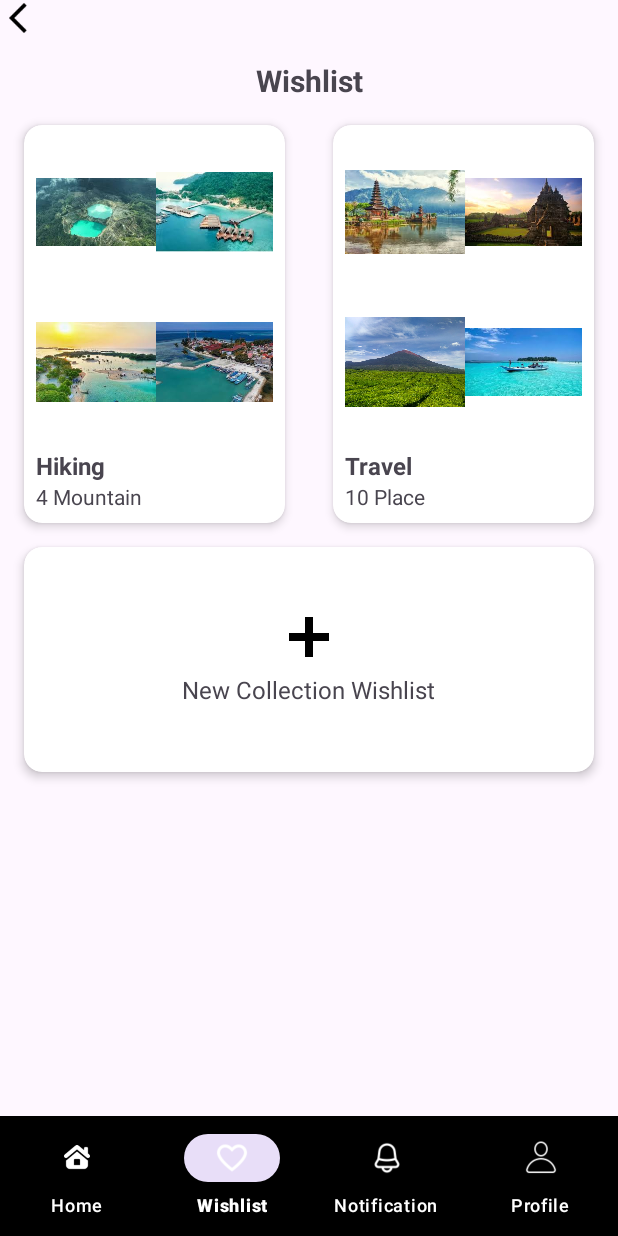
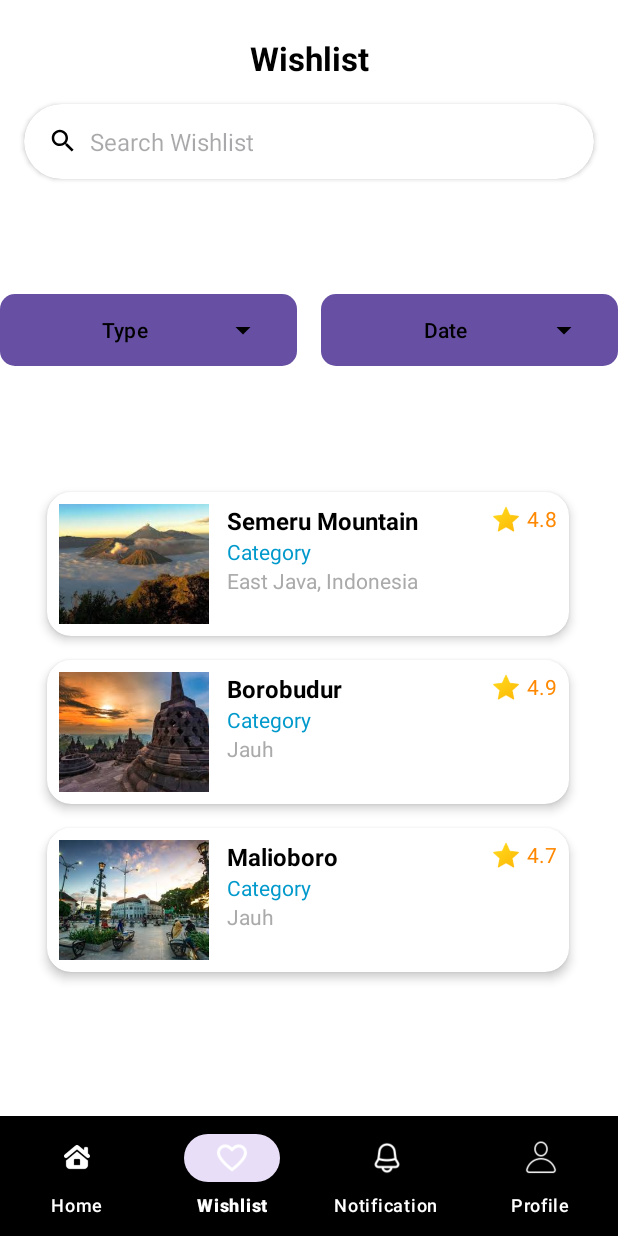
Before and after one commit to FizKw/Project-MAP, an Android app: the WishlistFragment screen opened through its navigation route, on a phone screen of 412 x 824 dp. Run offline under Robolectric (Android 15) with nearby library versions, the phone set to English and light mode, and no system bars; our stand-ins replace navigation-ui.

Commit message:
fix: wishlist
- love button
- wishlist page

```diff
--- a/app/src/main/java/com/example/projekmap/WishlistFragment.kt
+++ b/app/src/main/java/com/example/projekmap/WishlistFragment.kt
@@ -1,16 +1,19 @@
 package com.example.projekmap
 
-import android.content.Intent
 import android.os.Bundle
 import android.view.LayoutInflater
 import android.view.View
 import android.view.ViewGroup
 import android.widget.ImageView
 import androidx.fragment.app.Fragment
-import androidx.cardview.widget.CardView
 import androidx.navigation.fragment.findNavController
+import androidx.recyclerview.widget.LinearLayoutManager
+import androidx.recyclerview.widget.RecyclerView
 
 class WishlistFragment : Fragment() {
+
+    private lateinit var recyclerView: RecyclerView
+    private lateinit var placeAdapter: PlaceAdapter
 
     override fun onCreateView(
         inflater: LayoutInflater, container: ViewGroup?,
@@ -19,32 +22,43 @@ class WishlistFragment : Fragment() {
         // Inflate the layout for this fragment
         val view = inflater.inflate(R.layout.fragment_wishlist, container, false)
 
-        // Referensi ke CardView untuk hiking dan travel
-        val hikingCard = view.findViewById<CardView>(R.id.hikingWishlistCard)
-        val travelCard = view.findViewById<CardView>(R.id.travelWishlistCard)
+        // Initialize RecyclerView
+        recyclerView = view.findViewById(R.id.wishlist)
+        recyclerView.layoutManager = LinearLayoutManager(requireContext())
 
-        // Listener untuk hiking
-        hikingCard?.setOnClickListener {
-            val intent = Intent(requireContext(), WishlistDetailActivity::class.java)
-            intent.putExtra("wishlist_type", "hiking")  // Kirim data tipe wishlist
-            startActivity(intent)
-        }
-
-        // Listener untuk travel
-        travelCard?.setOnClickListener {
-            val intent = Intent(requireContext(), WishlistDetailActivity::class.java)
-            intent.putExtra("wishlist_type", "travel")  // Kirim data tipe wishlist
-            startActivity(intent)
-        }
+        // Initialize PlaceAdapter
+        placeAdapter = PlaceAdapter(getSamplePlaces())
+        recyclerView.adapter = placeAdapter
 
         return view
     }
 
-    override fun onViewCreated(view: View, savedInstanceState: Bundle?) {
-        super.onViewCreated(view, savedInstanceState)
 
-        view.findViewById<ImageView>(R.id.backButton).setOnClickListener {
-            findNavController().navigate(R.id.action_wishlistFragment_to_homePageFragment)
-        }
+    // Provide sample data for testing
+    private fun getSamplePlaces(): List<Place> {
+        return listOf(
+            Place(
+                name = "Semeru Mountain",
+                location = "East Java, Indonesia",
+                description = "Semeru Mountain is The highest Volcano in Java.",
+                rating = 4.8,
+                imageRes = R.drawable.semeru
+            ),
+            Place(
+                name = "Borobudur",
+                location = "Jauh",
+                description = "A stunning natural wonder in Jawa, great for exploring and photography.",
+                rating = 4.9,
+                imageRes = R.drawable.borobudur
+            ),
+            Place(
+                name = "Malioboro",
+                location = "Jauh",
+                description = "A famous vacation in Jawa, a must-visit for sightseeing and romance.",
+                rating = 4.7,
+                imageRes = R.drawable.malioboro
+            )
+        )
     }
+
 }
--- a/app/src/main/res/layout/fragment_wishlist.xml
+++ b/app/src/main/res/layout/fragment_wishlist.xml
@@ -2,191 +2,111 @@
 <androidx.constraintlayout.widget.ConstraintLayout
     xmlns:android="http://schemas.android.com/apk/res/android"
     xmlns:app="http://schemas.android.com/apk/res-auto"
+    xmlns:tools="http://schemas.android.com/tools"
     android:layout_width="match_parent"
-    android:layout_height="match_parent">
-
-    <!-- Back button -->
-    <ImageView
-        android:id="@+id/backButton"
-        android:layout_width="wrap_content"
-        android:layout_height="wrap_content"
-        android:src="@drawable/ic_back"
-        app:layout_constraintTop_toTopOf="parent"
-        app:layout_constraintStart_toStartOf="parent"
-        />
+    android:layout_height="match_parent"
+    android:background="@color/white"
+    tools:context=".WishlistDetailActivity">
 
     <!-- Wishlist Title -->
     <TextView
-        android:id="@+id/wishlistTitle"
+        android:id="@+id/wishlist_detail_title"
         android:layout_width="wrap_content"
         android:layout_height="wrap_content"
         android:text="Wishlist"
-        android:textSize="20sp"
+        android:textSize="22sp"
         android:textStyle="bold"
-        android:layout_marginTop="16dp"
-        app:layout_constraintTop_toBottomOf="@id/backButton"
+        android:textColor="@color/black"
+        app:layout_constraintTop_toTopOf="parent"
         app:layout_constraintStart_toStartOf="parent"
         app:layout_constraintEnd_toEndOf="parent"
-        android:gravity="center"/>
+        android:layout_marginTop="24dp" /> <!-- Jarak ke atas -->
 
-    <!-- Hiking Wishlist -->
+    <!-- Search Wishlist -->
     <androidx.cardview.widget.CardView
-        android:id="@+id/hikingWishlistCard"
+        android:id="@+id/cardView"
         android:layout_width="0dp"
-        android:layout_height="wrap_content"
-        android:layout_margin="16dp"
-        app:layout_constraintTop_toBottomOf="@id/wishlistTitle"
+        android:layout_height="50dp"
+        android:layout_marginStart="16dp"
+        android:layout_marginTop="16dp"
+        android:layout_marginEnd="16dp"
+        android:elevation="4dp"
+        app:cardCornerRadius="25dp"
+        app:layout_constraintEnd_toEndOf="parent"
         app:layout_constraintStart_toStartOf="parent"
-        app:layout_constraintEnd_toStartOf="@id/travelWishlistCard"
-        app:cardCornerRadius="12dp"
-        app:cardElevation="4dp">
+        app:layout_constraintTop_toBottomOf="@id/wishlist_detail_title">
 
         <LinearLayout
+            android:id="@+id/container_search_wishlist"
             android:layout_width="match_parent"
-            android:layout_height="wrap_content"
-            android:orientation="vertical"
-            android:padding="8dp">
+            android:layout_height="match_parent"
+            android:gravity="center_vertical"
+            android:orientation="horizontal"
+            android:paddingStart="16dp">
 
-            <!-- Hiking Image Grid -->
-            <GridLayout
-                android:layout_width="wrap_content"
+            <ImageView
+                android:layout_width="20dp"
+                android:layout_height="20dp"
+                android:src="@drawable/ic_search" />
+
+            <EditText
+                android:id="@+id/search_wishlist"
+                android:layout_width="0dp"
                 android:layout_height="wrap_content"
-                android:rowCount="2"
-                android:columnCount="2"
-                android:layout_gravity="center">
-
-                <ImageView
-                    android:layout_width="80dp"
-                    android:layout_height="100dp"
-                    android:src="@drawable/kelimutu" />
-
-                <ImageView
-                    android:layout_width="80dp"
-                    android:layout_height="100dp"
-                    android:src="@drawable/pahawang" />
-
-                <ImageView
-                    android:layout_width="80dp"
-                    android:layout_height="100dp"
-                    android:src="@drawable/pari_island" />
-
-                <ImageView
-                    android:layout_width="80dp"
-                    android:layout_height="100dp"
-                    android:src="@drawable/pramuka_island" />
-            </GridLayout>
-
-            <!-- Hiking Title and Count -->
-            <TextView
-                android:layout_width="wrap_content"
-                android:layout_height="wrap_content"
-                android:text="Hiking"
-                android:textStyle="bold"
-                android:textSize="16sp"
-                android:layout_marginTop="8dp"/>
-
-            <TextView
-                android:layout_width="wrap_content"
-                android:layout_height="wrap_content"
-                android:text="4 Mountain"
-                android:textSize="14sp" />
+                android:layout_weight="1"
+                android:background="@null"
+                android:hint="Search Wishlist"
+                android:inputType="text"
+                android:paddingStart="8dp"
+                android:paddingEnd="8dp"
+                android:textColor="@color/black"
+                android:textSize="16sp" />
         </LinearLayout>
     </androidx.cardview.widget.CardView>
 
-    <!-- Travel Wishlist -->
-    <androidx.cardview.widget.CardView
-        android:id="@+id/travelWishlistCard"
-        android:layout_width="0dp"
+    <LinearLayout
+        android:layout_width="match_parent"
         android:layout_height="wrap_content"
-        android:layout_margin="16dp"
-        app:layout_constraintTop_toBottomOf="@id/wishlistTitle"
-        app:layout_constraintStart_toEndOf="@id/hikingWishlistCard"
+        android:orientation="horizontal"
+        app:layout_constraintBottom_toTopOf="@id/wishlist"
+        app:layout_constraintTop_toBottomOf="@+id/cardView">
+
+        <Button
+            android:id="@+id/filter_by_trip_type"
+            android:layout_width="0dp"
+            android:layout_height="wrap_content"
+            android:layout_weight="1"
+            android:layout_marginEnd="8dp"
+            android:background="@drawable/rounded_background"
+            android:drawableEnd="@drawable/ic_arrow_down"
+            android:text="Type"
+            android:textColor="@color/black"
+            android:textSize="14sp" />
+
+        <Button
+            android:id="@+id/filter_by_date"
+            android:layout_width="0dp"
+            android:layout_height="wrap_content"
+            android:layout_weight="1"
+            android:layout_marginStart="8dp"
+            android:background="@drawable/rounded_background"
+            android:drawableEnd="@drawable/ic_arrow_down"
+            android:text="Date"
+            android:textColor="@color/black"
+            android:textSize="14sp" />
+    </LinearLayout>
+
+
+    <androidx.recyclerview.widget.RecyclerView
+        android:id="@+id/wishlist"
+        android:layout_width="364dp"
+        android:layout_height="504dp"
+        android:layout_marginStart="16dp"
+        android:layout_marginTop="16dp"
+        android:layout_marginEnd="16dp"
+        app:layout_constraintBottom_toBottomOf="parent"
         app:layout_constraintEnd_toEndOf="parent"
-        app:cardCornerRadius="12dp"
-        app:cardElevation="4dp">
-
-        <LinearLayout
-            android:layout_width="match_parent"
-            android:layout_height="wrap_content"
-            android:orientation="vertical"
-            android:padding="8dp">
-
-            <!-- Travel Image Grid -->
-            <GridLayout
-                android:layout_width="wrap_content"
-                android:layout_height="wrap_content"
-                android:rowCount="2"
-                android:columnCount="2"
-                android:layout_gravity="center">
-
-                <ImageView
-                    android:layout_width="80dp"
-                    android:layout_height="100dp"
-                    android:src="@drawable/bali" />
-
-                <ImageView
-                    android:layout_width="80dp"
-                    android:layout_height="100dp"
-                    android:src="@drawable/central_java" />
-
-                <ImageView
-                    android:layout_width="80dp"
-                    android:layout_height="100dp"
-                    android:src="@drawable/kerinci_image" />
-
-                <ImageView
-                    android:layout_width="80dp"
-                    android:layout_height="100dp"
-                    android:src="@drawable/karimunjawa" />
-            </GridLayout>
-
-            <!-- Travel Title and Count -->
-            <TextView
-                android:layout_width="wrap_content"
-                android:layout_height="wrap_content"
-                android:text="Travel"
-                android:textStyle="bold"
-                android:textSize="16sp"
-                android:layout_marginTop="8dp"/>
-
-            <TextView
-                android:layout_width="wrap_content"
-                android:layout_height="wrap_content"
-                android:text="10 Place"
-                android:textSize="14sp" />
-        </LinearLayout>
-    </androidx.cardview.widget.CardView>
-
-    <!-- New Collection Wishlist Button -->
-    <androidx.cardview.widget.CardView
-        android:id="@+id/newCollectionCard"
-        android:layout_width="0dp"
-        android:layout_height="150dp"
-        android:layout_margin="16dp"
-        app:layout_constraintTop_toBottomOf="@id/hikingWishlistCard"
+        app:layout_constraintHorizontal_bias="0.466"
         app:layout_constraintStart_toStartOf="parent"
-        app:layout_constraintEnd_toEndOf="parent"
-        app:cardCornerRadius="12dp"
-        app:cardElevation="4dp">
-
-        <LinearLayout
-            android:layout_width="match_parent"
-            android:layout_height="match_parent"
-            android:gravity="center"
-            android:orientation="vertical">
-
-            <ImageView
-                android:layout_width="32dp"
-                android:layout_height="32dp"
-                android:src="@drawable/ic_add" />
-
-            <TextView
-                android:layout_width="wrap_content"
-                android:layout_height="wrap_content"
-                android:text="New Collection Wishlist"
-                android:textSize="16sp"
-                android:layout_marginTop="8dp"/>
-        </LinearLayout>
-    </androidx.cardview.widget.CardView>
-
+        app:layout_constraintVertical_bias="0.853" />
 </androidx.constraintlayout.widget.ConstraintLayout>
```
Also changed, not shown: app/src/main/java/com/example/projekmap/PlaceDetailActivity.kt (+27 -3 lines), app/src/main/java/com/example/projekmap/WishlistAdapter.kt (+2 -8 lines), app/src/main/java/com/example/projekmap/WishlistDetailActivity.kt (+0 -7 lines), app/src/main/res/drawable/ic_lovefull.xml (added, +10 -0 lines), app/src/main/res/layout/item_wishlist2.xml (deleted, +0 -87 lines), app/src/main/res/layout/wishlist_type2.xml (deleted, +0 -137 lines).
